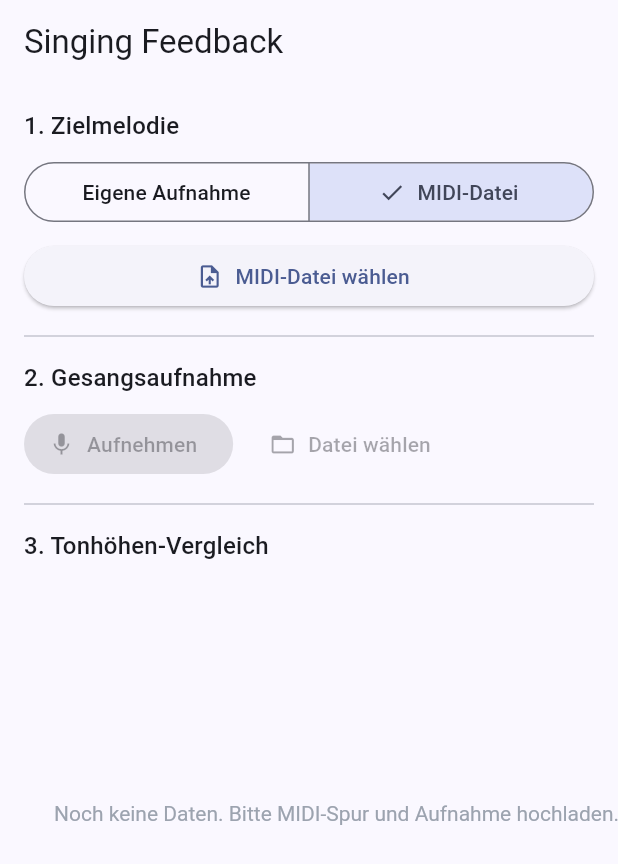
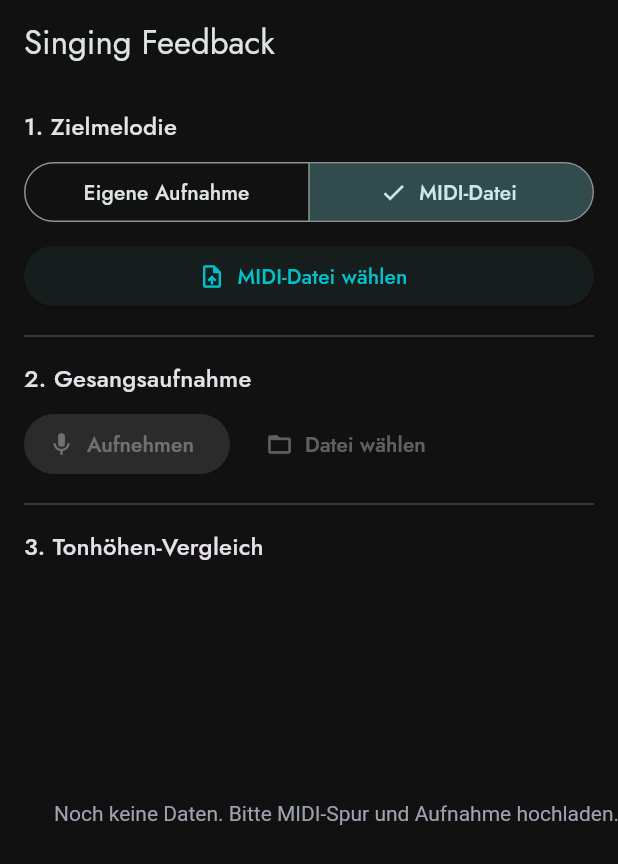
Before and after one commit to jonariver/singing-feedback, a Flutter app: the screen it shows after launch, on a phone screen of 412 x 824 dp. Shown: the top 864 px of the screen. Run offline on Flutter 3.47's test engine with Material 3 defaults, Android fonts, the light colour scheme and no system bars; our stand-ins replace audioplayers, file_picker, google_fonts, permission_handler; missing offline and left inert: record.

Commit message:
feat: apply dark/teal theme base from Figma reference

```diff
--- a/mobile/lib/main.dart
+++ b/mobile/lib/main.dart
@@ -1,4 +1,5 @@
 import 'package:flutter/material.dart';
+import 'package:google_fonts/google_fonts.dart';
 import 'package:provider/provider.dart';
 
 import 'api/api_client.dart';
@@ -24,7 +25,26 @@ class SingingFeedbackApp extends StatelessWidget {
       ),
       child: MaterialApp(
         title: 'Singing Feedback',
-        theme: ThemeData(colorSchemeSeed: const Color(0xFF2563EB), useMaterial3: true),
+        theme: ThemeData(
+          useMaterial3: true,
+          brightness: Brightness.dark,
+          colorScheme: ColorScheme.fromSeed(
+            seedColor: const Color(0xFF00C2CB),
+            brightness: Brightness.dark,
+          ).copyWith(
+            primary: const Color(0xFF00C2CB),
+            secondary: const Color(0xFF39C0D4),
+            surface: const Color(0xFF121111),
+            onSurfaceVariant: const Color(0xFF8A9A9D),
+          ),
+          textTheme: GoogleFonts.jostTextTheme(ThemeData(brightness: Brightness.dark).textTheme),
+          elevatedButtonTheme: ElevatedButtonThemeData(
+            style: ElevatedButton.styleFrom(shape: const StadiumBorder()),
+          ),
+          segmentedButtonTheme: SegmentedButtonThemeData(
+            style: SegmentedButton.styleFrom(shape: const StadiumBorder()),
+          ),
+        ),
         home: const HomeScreen(),
       ),
     );
--- a/mobile/pubspec.yaml
+++ b/mobile/pubspec.yaml
@@ -10,6 +10,7 @@ dependencies:
   flutter:
     sdk: flutter
   audioplayers: ^6.0.0
+  google_fonts: ^6.2.1
   http: ^1.2.0
   provider: ^6.1.2
   # Bewusst auf 10.3.10 gepinnt statt ^11.0.0, siehe "Bekannter Workaround" in README.md
```
Also changed, not shown: mobile/pubspec.lock.
